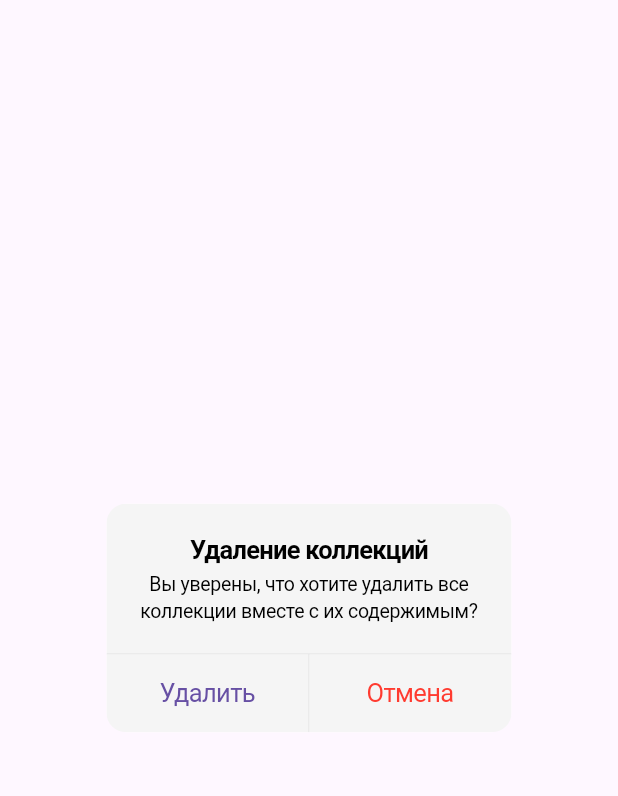
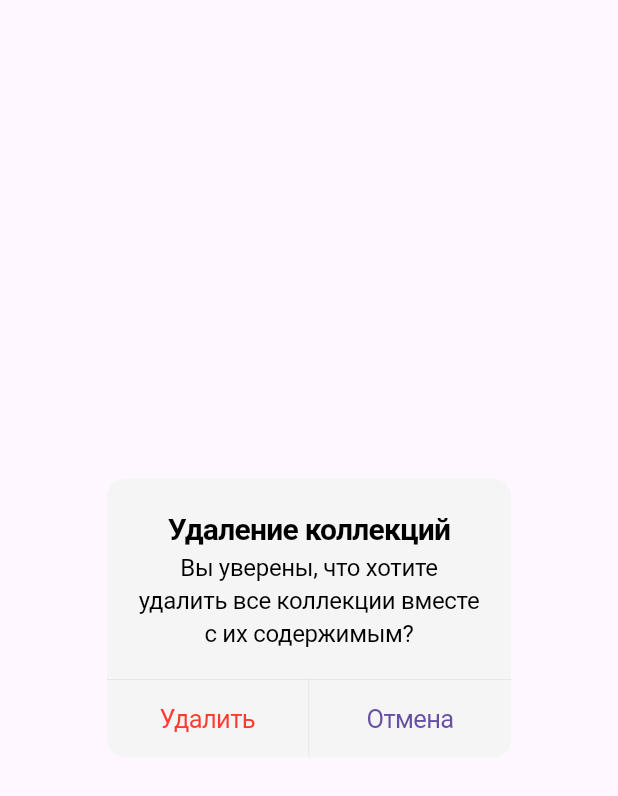
Before and after one commit to JMApps/dictionary_arabic, a Flutter app: the DeleteAllCollectionsDialog widget shown alone on an empty page, opened directly, on a phone screen of 412 x 824 dp. Shown: the top 796 px of the screen. Run offline on Flutter 3.47's test engine with Material 3 defaults, Android fonts, the phone set to English and light mode, and no system bars; our stand-ins replace flip_card, flutter_local_notifications, flutter_slidable, hive_flutter, share_plus, smooth_page_indicator and 3 more; accounts and stored records are empty; Roboto replaces fonts that are missing (SF Pro Regular); statements that could not run were skipped.

Commit message:
Fixes for UI

```diff
--- a/lib/presentation/uiModules/ios/collections/dialogs/delete_all_collections_dialog.dart
+++ b/lib/presentation/uiModules/ios/collections/dialogs/delete_all_collections_dialog.dart
@@ -10,15 +10,30 @@ class DeleteAllCollectionsDialog extends StatelessWidget {
   @override
   Widget build(BuildContext context) {
     return CupertinoAlertDialog(
-      title: const Text(AppStrings.deletingCollections),
-      content: const Text(AppStrings.deleteAllCollectionsQuestion),
+      title: const Text(
+        AppStrings.deletingCollections,
+        style: TextStyle(
+          fontSize: 20,
+        ),
+      ),
+      content: const Text(AppStrings.deleteAllCollectionsQuestion,
+        style: TextStyle(
+          fontSize: 16,
+          fontFamily: 'SF Pro Regular',
+        ),
+      ),
       actions: [
         CupertinoButton(
           onPressed: () {
             Navigator.pop(context);
             Provider.of<CollectionsState>(context, listen: false).deleteAllCollections();
           },
-          child: const Text(AppStrings.delete),
+          child: const Text(
+            AppStrings.delete,
+            style: TextStyle(
+              color: CupertinoColors.systemRed,
+            ),
+          ),
         ),
         CupertinoButton(
           onPressed: () {
@@ -26,9 +41,6 @@ class DeleteAllCollectionsDialog extends StatelessWidget {
           },
           child: const Text(
             AppStrings.cancel,
-            style: TextStyle(
-              color: CupertinoColors.systemRed,
-            ),
           ),
         ),
       ],
--- a/lib/presentation/uiModules/ios/main/lists/main_collections_list.dart
+++ b/lib/presentation/uiModules/ios/main/lists/main_collections_list.dart
@@ -31,7 +31,7 @@ class MainCollectionsList extends StatelessWidget {
                       padding: EdgeInsets.zero,
                       shrinkWrap: true,
                       physics: const NeverScrollableScrollPhysics(),
-                      itemCount: snapshot.data!.length > 15 ? 15 : snapshot.data!.length,
+                      itemCount: snapshot.data!.length >= 10 ? 10 : snapshot.data!.length,
                       itemBuilder: (BuildContext context, int index) {
                         final CollectionEntity model = snapshot.data![index];
                         return CollectionItem(model: model);
@@ -39,7 +39,7 @@ class MainCollectionsList extends StatelessWidget {
                     ),
                   ],
                 ),
-                snapshot.data!.length == 15
+                snapshot.data!.length >= 10
                     ? Padding(
                         padding: AppStyles.mainMarding,
                         child: CupertinoButton(
```
Also changed, not shown: lib/presentation/uiModules/ios/collections/dialogs/delete_collection_dialog.dart (+18 -6 lines).
